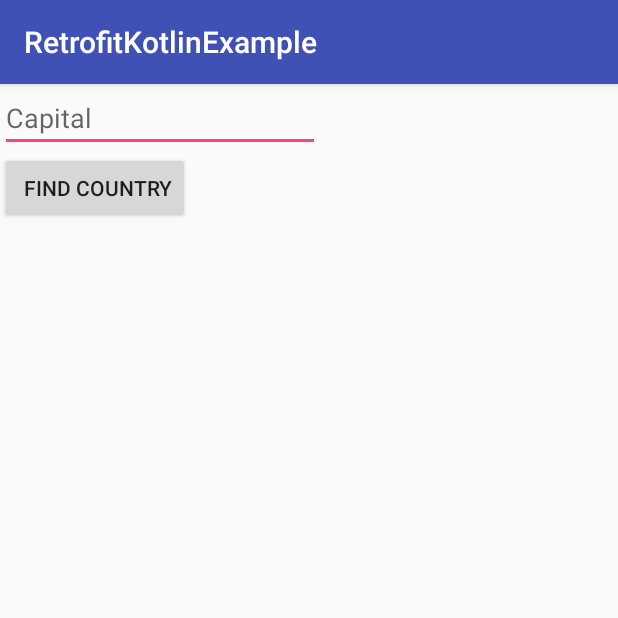
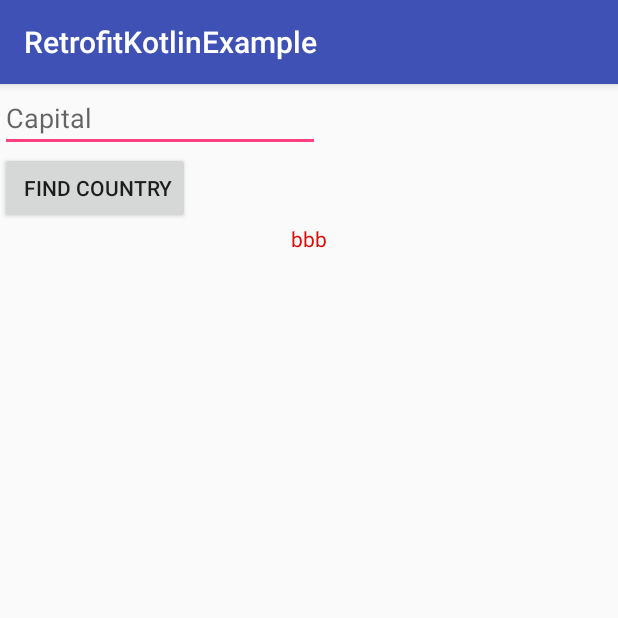
Before and after one commit to Firoz-Hasan/Retrofit-MVP-Kotlin-Example, an Android app: the screen it shows after launch (MainActivity), after a tap on "FIND COUNTRY", on a phone screen of 412 x 824 dp, the top half of it. Run offline under Robolectric (Android 15) with nearby library versions, the phone set to English and light mode, and no system bars.

Commit message:
converted to mvp updating issue

```diff
--- a/app/src/main/java/com/example/firozhasan/retrofitkotlinexample/interface/CountryInterface.kt
+++ b/app/src/main/java/com/example/firozhasan/retrofitkotlinexample/interface/CountryInterface.kt
@@ -9,6 +9,7 @@ interface CountryInterface {
 
     interface countryView {
         fun updateViewData()
+        fun initView()
     }
 
     interface countryPresenter {
--- a/app/src/main/java/com/example/firozhasan/retrofitkotlinexample/model/repos/countryRepos.kt
+++ b/app/src/main/java/com/example/firozhasan/retrofitkotlinexample/model/repos/countryRepos.kt
@@ -10,7 +10,7 @@ import retrofit2.Callback
 import retrofit2.Response
 
 class countryRepos : CountryInterface.countryModel {
-    private  var country  = ""
+    private  var country  = "bbb"
 
     override fun getCountry() = country
 
@@ -20,7 +20,8 @@ class countryRepos : CountryInterface.countryModel {
         apiclient = JobAPI.client.create(JobServices::class.java)
     }
 
-    override fun getCountyNameByCapital(capital: String) {
+    override fun getCountyNameByCapital(capital: String
+                                       ) {
         val call = apiclient?.getKountry(capital)
 
         call?.enqueue(object : Callback<List<Country>> {
--- a/app/src/main/java/com/example/firozhasan/retrofitkotlinexample/presenter/CountryPresenter.kt
+++ b/app/src/main/java/com/example/firozhasan/retrofitkotlinexample/presenter/CountryPresenter.kt
@@ -5,12 +5,11 @@ import com.example.firozhasan.retrofitkotlinexample.model.repos.countryRepos
 
 class CountryPresenter(countryView: CountryInterface.countryView) : CountryInterface.countryPresenter {
 
-
     private var view: CountryInterface.countryView = countryView
     private var model: CountryInterface.countryModel = countryRepos()
 
     init {
-      //  countryView.initView()
+        countryView.initView()
     }
 
     override fun networkcall(city: String) {
--- a/app/src/main/java/com/example/firozhasan/retrofitkotlinexample/view/MainActivity.kt
+++ b/app/src/main/java/com/example/firozhasan/retrofitkotlinexample/view/MainActivity.kt
@@ -20,6 +20,10 @@ import kotlinx.android.synthetic.main.activity_main.*
 
 
 class MainActivity : AppCompatActivity(), CountryInterface.countryView {
+    override fun initView() {
+        textView.setText(presenter?.showCountry())
+    }
+
     override fun updateViewData() {
         textView.setText(presenter?.showCountry())
     }
```
